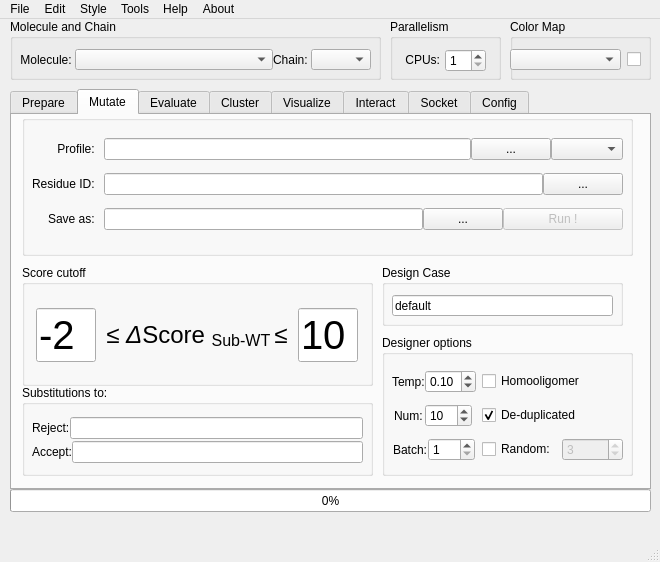
Qt form src/REvoDesign/UI/REvoDesign.ui (YaoYinYing/REvoDesign) before a commit.
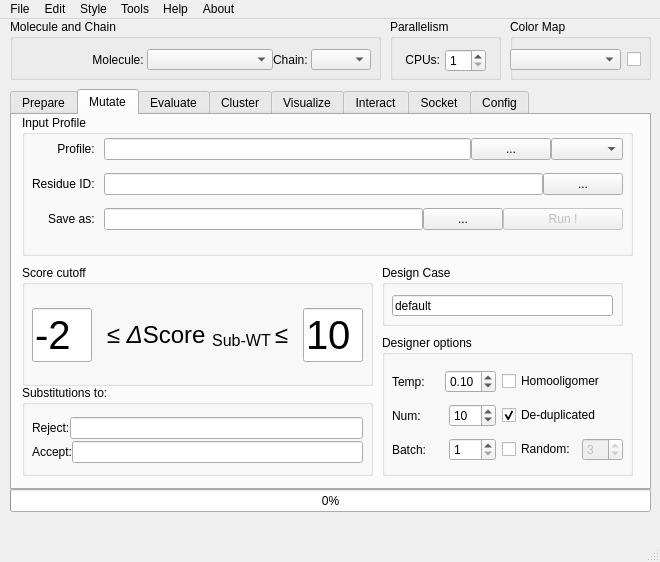
The same form after that commit. The open tabs and pages were chosen to show the change.

Commit message: refactor: Qt GUI design overhaul — theme, responsiveness, layout fixes

```diff
--- a/src/REvoDesign/UI/REvoDesign.ui
+++ b/src/REvoDesign/UI/REvoDesign.ui
@@ -15,7 +15,7 @@
    </rect>
   </property>
   <property name="sizePolicy">
-   <sizepolicy hsizetype="Fixed" vsizetype="Fixed">
+   <sizepolicy hsizetype="Preferred" vsizetype="Preferred">
     <horstretch>0</horstretch>
     <verstretch>0</verstretch>
    </sizepolicy>
@@ -28,7 +28,7 @@
   </property>
   <property name="maximumSize">
    <size>
-    <width>660</width>
+    <width>16777215</width>
     <height>16777215</height>
    </size>
   </property>
@@ -64,7 +64,7 @@
      </rect>
     </property>
     <property name="sizePolicy">
-     <sizepolicy hsizetype="Fixed" vsizetype="Fixed">
+     <sizepolicy hsizetype="Expanding" vsizetype="Expanding">
       <horstretch>0</horstretch>
       <verstretch>0</verstretch>
      </sizepolicy>
@@ -682,7 +682,7 @@
        </rect>
       </property>
       <property name="title">
-       <string/>
+       <string>Input Profile</string>
       </property>
       <widget class="QWidget" name="layoutWidget">
        <property name="geometry">
@@ -918,7 +918,7 @@
           <item>
            <widget class="QLabel" name="label_output_pse_3">
             <property name="sizePolicy">
-             <sizepolicy hsizetype="Fixed" vsizetype="Fixed">
+             <sizepolicy hsizetype="Preferred" vsizetype="Fixed">
               <horstretch>0</horstretch>
               <verstretch>0</verstretch>
              </sizepolicy>
@@ -999,7 +999,7 @@
           <item>
            <widget class="QLabel" name="label_3">
             <property name="sizePolicy">
-             <sizepolicy hsizetype="Fixed" vsizetype="Preferred">
+             <sizepolicy hsizetype="Preferred" vsizetype="Preferred">
               <horstretch>0</horstretch>
               <verstretch>0</verstretch>
              </sizepolicy>
@@ -1053,7 +1053,7 @@
           <item>
            <widget class="QLabel" name="label">
             <property name="sizePolicy">
-             <sizepolicy hsizetype="Fixed" vsizetype="Preferred">
+             <sizepolicy hsizetype="Preferred" vsizetype="Preferred">
               <horstretch>0</horstretch>
               <verstretch>0</verstretch>
              </sizepolicy>
@@ -1120,7 +1120,7 @@
           <item>
            <widget class="QLabel" name="label_4">
             <property name="sizePolicy">
-             <sizepolicy hsizetype="Fixed" vsizetype="Preferred">
+             <sizepolicy hsizetype="Preferred" vsizetype="Preferred">
               <horstretch>0</horstretch>
               <verstretch>0</verstretch>
              </sizepolicy>
@@ -4617,7 +4617,7 @@
       <item>
        <widget class="QLabel" name="label_molecule">
         <property name="sizePolicy">
-         <sizepolicy hsizetype="Fixed" vsizetype="Ignored">
+         <sizepolicy hsizetype="Preferred" vsizetype="Ignored">
           <horstretch>0</horstretch>
           <verstretch>0</verstretch>
          </sizepolicy>
```
Left out of the diff: 383 changed lines with no effect on the pictures. The commit also changes 9 other files.
